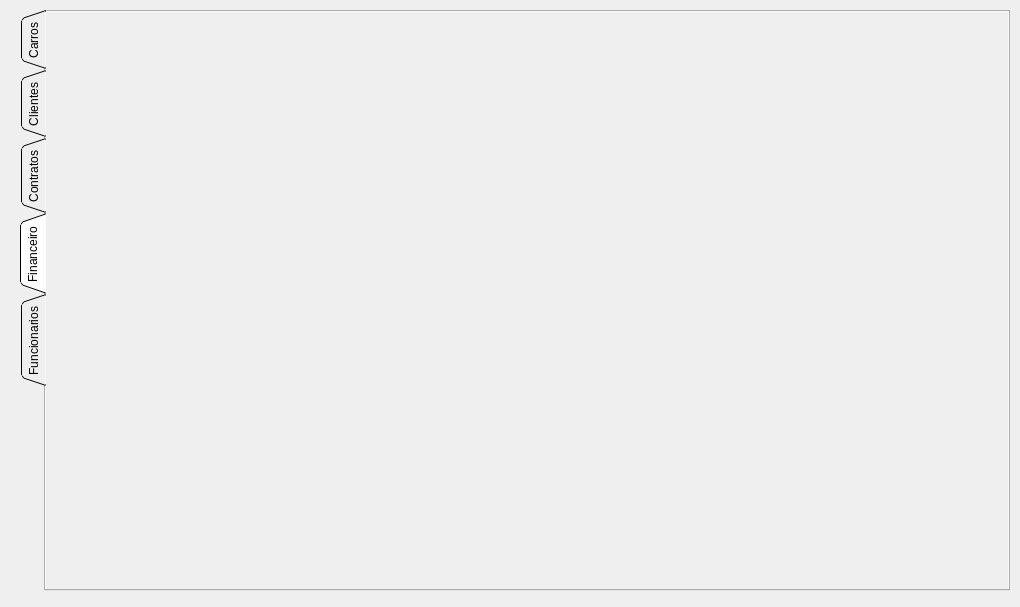
Before: the Qt Designer form Carluguel/modulescreen.ui in mathiashemmer/uni-devops, drawn with Qt 5.
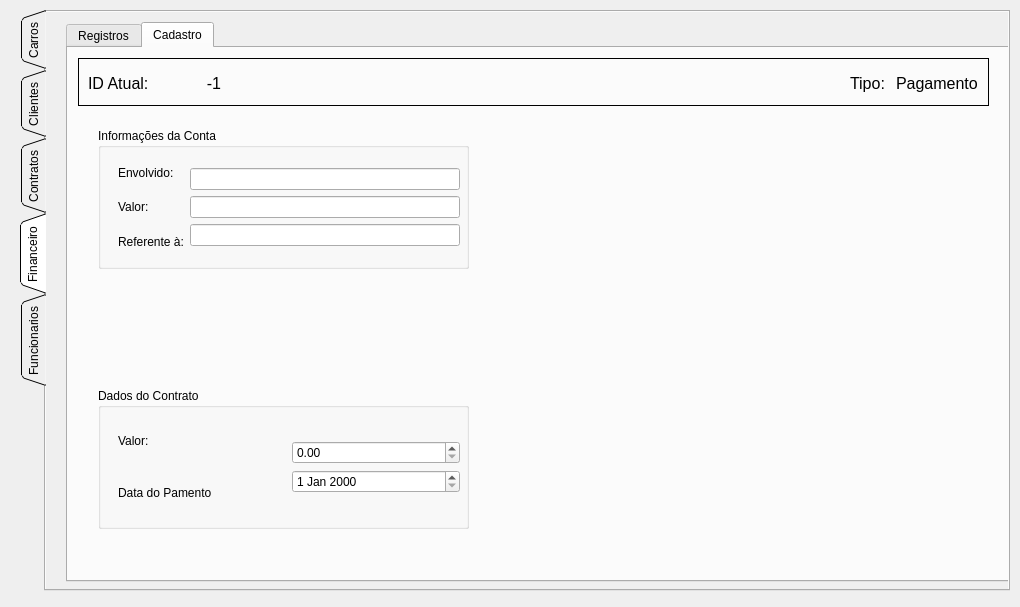
After: the same form once the commit is applied. The open tabs and pages were chosen to show the change.

Commit message: adições UI

```diff
--- a/Carluguel/modulescreen.ui
+++ b/Carluguel/modulescreen.ui
@@ -1899,6 +1899,391 @@
     <attribute name="title">
      <string>Financeiro</string>
     </attribute>
+    <widget class="QTabWidget" name="tab_clientes_3">
+     <property name="geometry">
+      <rect>
+       <x>20</x>
+       <y>10</y>
+       <width>950</width>
+       <height>560</height>
+      </rect>
+     </property>
+     <property name="currentIndex">
+      <number>1</number>
+     </property>
+     <widget class="QWidget" name="tab_clientes_registros_6">
+      <attribute name="title">
+       <string>Registros</string>
+      </attribute>
+      <widget class="QTableWidget" name="tbl_clientes_registros_6">
+       <property name="geometry">
+        <rect>
+         <x>10</x>
+         <y>10</y>
+         <width>661</width>
+         <height>511</height>
+        </rect>
+       </property>
+       <property name="alternatingRowColors">
+        <bool>true</bool>
+       </property>
+       <property name="selectionBehavior">
+        <enum>QAbstractItemView::SelectRows</enum>
+       </property>
+       <property name="showGrid">
+        <bool>true</bool>
+       </property>
+       <property name="gridStyle">
+        <enum>Qt::NoPen</enum>
+       </property>
+       <property name="cornerButtonEnabled">
+        <bool>false</bool>
+       </property>
+       <attribute name="horizontalHeaderVisible">
+        <bool>false</bool>
+       </attribute>
+       <attribute name="horizontalHeaderCascadingSectionResizes">
+        <bool>false</bool>
+       </attribute>
+       <attribute name="horizontalHeaderDefaultSectionSize">
+        <number>93</number>
+       </attribute>
+       <attribute name="horizontalHeaderHighlightSections">
+        <bool>false</bool>
+       </attribute>
+       <attribute name="horizontalHeaderMinimumSectionSize">
+        <number>40</number>
+       </attribute>
+       <attribute name="horizontalHeaderStretchLastSection">
+        <bool>true</bool>
+       </attribute>
+       <attribute name="verticalHeaderVisible">
+        <bool>false</bool>
+       </attribute>
+       <column>
+        <property name="text">
+         <string>ID</string>
+        </property>
+       </column>
+       <column>
+        <property name="text">
+         <string>Nome</string>
+        </property>
+       </column>
+       <column>
+        <property name="text">
+         <string>CPF</string>
+        </property>
+       </column>
+       <column>
+        <property name="text">
+         <string>Conceito</string>
+        </property>
+       </column>
+      </widget>
+      <widget class="QGroupBox" name="groupBox_20">
+       <property name="geometry">
+        <rect>
+         <x>680</x>
+         <y>10</y>
+         <width>241</width>
+         <height>511</height>
+        </rect>
+       </property>
+       <property name="title">
+        <string>Filtros</string>
+       </property>
+      </widget>
+     </widget>
+     <widget class="QWidget" name="tab_clientes_cadastros_6">
+      <attribute name="title">
+       <string>Cadastro</string>
+      </attribute>
+      <widget class="QFrame" name="frame_7">
+       <property name="geometry">
+        <rect>
+         <x>10</x>
+         <y>10</y>
+         <width>911</width>
+         <height>48</height>
+        </rect>
+       </property>
+       <property name="frameShape">
+        <enum>QFrame::Box</enum>
+       </property>
+       <property name="frameShadow">
+        <enum>QFrame::Plain</enum>
+       </property>
+       <widget class="QWidget" name="layoutWidget_15">
+        <property name="geometry">
+         <rect>
+          <x>10</x>
+          <y>0</y>
+          <width>890</width>
+          <height>50</height>
+         </rect>
+        </property>
+        <layout class="QGridLayout" name="gridLayout_28">
+         <item row="0" column="2">
+          <spacer name="horizontalSpacer_9">
+           <property name="minimumSize">
+            <size>
+             <width>80</width>
+             <height>24</height>
+            </size>
+           </property>
+           <property name="orientation">
+            <enum>Qt::Horizontal</enum>
+           </property>
+           <property name="sizeHint" stdset="0">
+            <size>
+             <width>77</width>
+             <height>21</height>
+            </size>
+           </property>
+          </spacer>
+         </item>
+         <item row="0" column="3">
+          <widget class="QLabel" name="lbl_clientes_cadastro_conceito_6">
+           <property name="minimumSize">
+            <size>
+             <width>0</width>
+             <height>0</height>
+            </size>
+           </property>
+           <property name="font">
+            <font>
+             <pointsize>12</pointsize>
+            </font>
+           </property>
+           <property name="frameShape">
+            <enum>QFrame::NoFrame</enum>
+           </property>
+           <property name="text">
+            <string>Tipo: </string>
+           </property>
+           <property name="indent">
+            <number>-1</number>
+           </property>
+          </widget>
+         </item>
+         <item row="0" column="0">
+          <widget class="QLabel" name="lbl_clientes_cadastro_idatual_6">
+           <property name="minimumSize">
+            <size>
+             <width>80</width>
+             <height>24</height>
+            </size>
+           </property>
+           <property name="font">
+            <font>
+             <pointsize>12</pointsize>
+            </font>
+           </property>
+           <property name="frameShape">
+            <enum>QFrame::NoFrame</enum>
+           </property>
+           <property name="text">
+            <string>ID Atual:</string>
+           </property>
+           <property name="indent">
+            <number>-1</number>
+           </property>
+          </widget>
+         </item>
+         <item row="0" column="1">
+          <widget class="QLabel" name="lbl_clientes_cadastro_id_6">
+           <property name="sizePolicy">
+            <sizepolicy hsizetype="Fixed" vsizetype="Fixed">
+             <horstretch>0</horstretch>
+             <verstretch>0</verstretch>
+            </sizepolicy>
+           </property>
+           <property name="minimumSize">
+            <size>
+             <width>80</width>
+             <height>24</height>
+            </size>
+           </property>
+           <property name="font">
+            <font>
+             <pointsize>12</pointsize>
+            </font>
+           </property>
+           <property name="layoutDirection">
+            <enum>Qt::LeftToRight</enum>
+           </property>
+           <property name="frameShape">
+            <enum>QFrame::NoFrame</enum>
+           </property>
+           <property name="text">
+            <string>-1</string>
+           </property>
+           <property name="alignment">
+            <set>Qt::AlignCenter</set>
+           </property>
+           <property name="indent">
+            <number>-1</number>
+           </property>
+          </widget>
+         </item>
+         <item row="0" column="4">
+          <widget class="QLabel" name="lbl_clientes_cadastro_conceito_display_6">
+           <property name="minimumSize">
+            <size>
+             <width>0</width>
+             <height>0</height>
+            </size>
+           </property>
+           <property name="font">
+            <font>
+             <pointsize>12</pointsize>
+            </font>
+           </property>
+           <property name="frameShape">
+            <enum>QFrame::NoFrame</enum>
+           </property>
+           <property name="text">
+            <string>Pagamento</string>
+           </property>
+           <property name="indent">
+            <number>-1</number>
+           </property>
+          </widget>
+         </item>
+        </layout>
+       </widget>
+      </widget>
+      <widget class="QGroupBox" name="groupBox_21">
+       <property name="geometry">
+        <rect>
+         <x>30</x>
+         <y>80</y>
+         <width>371</width>
+         <height>141</height>
+        </rect>
+       </property>
+       <property name="title">
+        <string>Informações da Conta</string>
+       </property>
+       <widget class="QWidget" name="layoutWidget_16">
+        <property name="geometry">
+         <rect>
+          <x>20</x>
+          <y>30</y>
+          <width>342</width>
+          <height>98</height>
+         </rect>
+        </property>
+        <layout class="QHBoxLayout" name="horizontalLayout_11">
+         <item>
+          <layout class="QVBoxLayout" name="verticalLayout_10">
+           <item>
+            <widget class="QLabel" name="label_33">
+             <property name="text">
+              <string>Envolvido:</string>
+             </property>
+            </widget>
+           </item>
+           <item>
+            <widget class="QLabel" name="label_34">
+             <property name="text">
+              <string>Valor: </string>
+             </property>
+            </widget>
+           </item>
+           <item>
+            <widget class="QLabel" name="label_35">
+             <property name="text">
+              <string>Referente à:</string>
+             </property>
+            </widget>
+           </item>
+          </layout>
+         </item>
+         <item>
+          <layout class="QGridLayout" name="gridLayout_29">
+           <item row="0" column="0">
+            <layout class="QGridLayout" name="gridLayout_30">
+             <item row="2" column="0">
+              <widget class="QLineEdit" name="txt_clietes_registros_nome_14"/>
+             </item>
+             <item row="0" column="0">
+              <widget class="QLineEdit" name="txt_clietes_registros_nome_15"/>
+             </item>
+             <item row="1" column="0">
+              <widget class="QLineEdit" name="txt_clietes_registros_nome_16"/>
+             </item>
+            </layout>
+           </item>
+          </layout>
+         </item>
+        </layout>
+       </widget>
+      </widget>
+      <widget class="QGroupBox" name="groupBox_22">
+       <property name="geometry">
+        <rect>
+         <x>30</x>
+         <y>340</y>
+         <width>371</width>
+         <height>141</height>
+        </rect>
+       </property>
+       <property name="title">
+        <string>Dados do Contrato</string>
+       </property>
+       <widget class="QWidget" name="layoutWidget_17">
+        <property name="geometry">
+         <rect>
+          <x>20</x>
+          <y>30</y>
+          <width>342</width>
+          <height>98</height>
+         </rect>
+        </property>
+        <layout class="QHBoxLayout" name="horizontalLayout_12">
+         <item>
+          <layout class="QVBoxLayout" name="verticalLayout_11">
+           <item>
+            <widget class="QLabel" name="label_36">
+             <property name="text">
+              <string>Valor:</string>
+             </property>
+            </widget>
+           </item>
+           <item>
+            <widget class="QLabel" name="label_38">
+             <property name="text">
+              <string>Data do Pamento</string>
+             </property>
+            </widget>
+           </item>
+          </layout>
+         </item>
+         <item>
+          <layout class="QGridLayout" name="gridLayout_31">
+           <item row="0" column="0">
+            <layout class="QGridLayout" name="gridLayout_32">
+             <item row="1" column="0">
+              <widget class="QDateEdit" name="dateEdit_10"/>
+             </item>
+             <item row="0" column="0">
+              <widget class="QDoubleSpinBox" name="doubleSpinBox_5">
+               <property name="maximum">
+                <double>10000000000000000.000000000000000</double>
+               </property>
+              </widget>
+             </item>
+            </layout>
+           </item>
+          </layout>
+         </item>
+        </layout>
+       </widget>
+      </widget>
+     </widget>
+    </widget>
    </widget>
    <widget class="QWidget" name="tab_cadastros_funcionarios">
     <property name="autoFillBackground">
```
Left out of the diff: 287 changed lines with no effect on the pictures. The commit also changes 6 other files.
